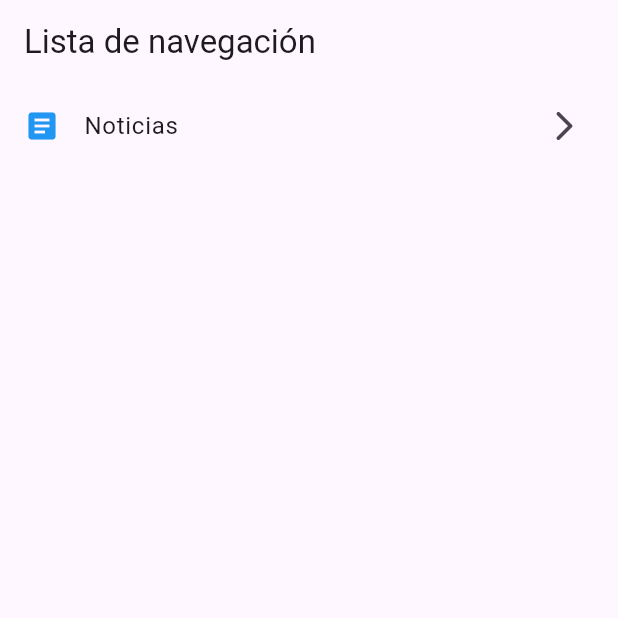
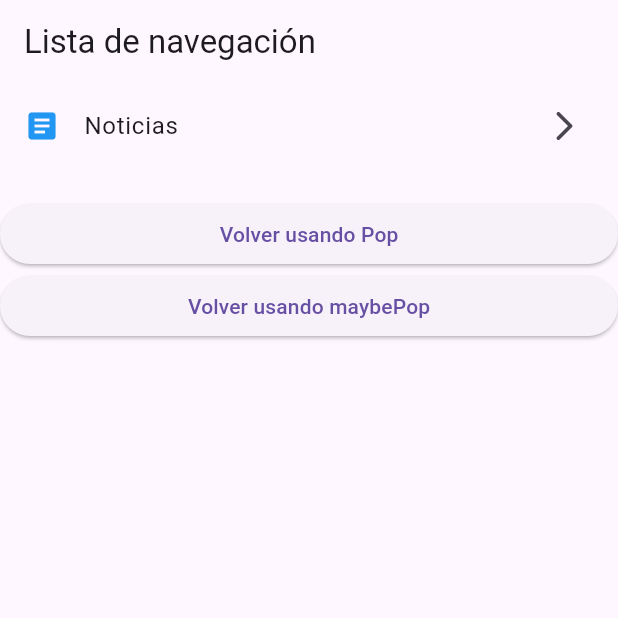
Before and after one commit to Juand4rck12/flutter-projects, a Flutter app: the screen it shows after launch, on a phone screen of 412 x 824 dp, the top half of it. Run offline on Flutter 3.47's test engine with Material 3 defaults, Android fonts, the phone set to English and light mode, and no system bars; our stand-ins replace cached_network_image, google_fonts, math_expressions.

Commit message:
Interpretación y ejemplo de funcionamiento del maybePop

```diff
--- a/navigation_example/lib/screen/list_view_screen.dart
+++ b/navigation_example/lib/screen/list_view_screen.dart
@@ -17,6 +17,27 @@ class ListViewScreen extends StatelessWidget {
               Navigator.pushNamed(context, "/noticias");
             },
           ),
+          const SizedBox(height: 20.0),
+          ElevatedButton(
+            onPressed: () {
+              Navigator.pop(context);
+            },
+            child: const Text("Volver usando Pop"),
+          ),
+          ElevatedButton(
+            onPressed: () {
+              if (Navigator.canPop(context)) {
+                Navigator.maybePop(context);
+              } else {
+                ScaffoldMessenger.of(context).showSnackBar(
+                  const SnackBar(
+                    content: Text("No hay pantallas previas para regresar"),
+                  ),
+                );
+              }
+            },
+            child: const Text("Volver usando maybePop"),
+          ),
         ],
       ),
     );
```
